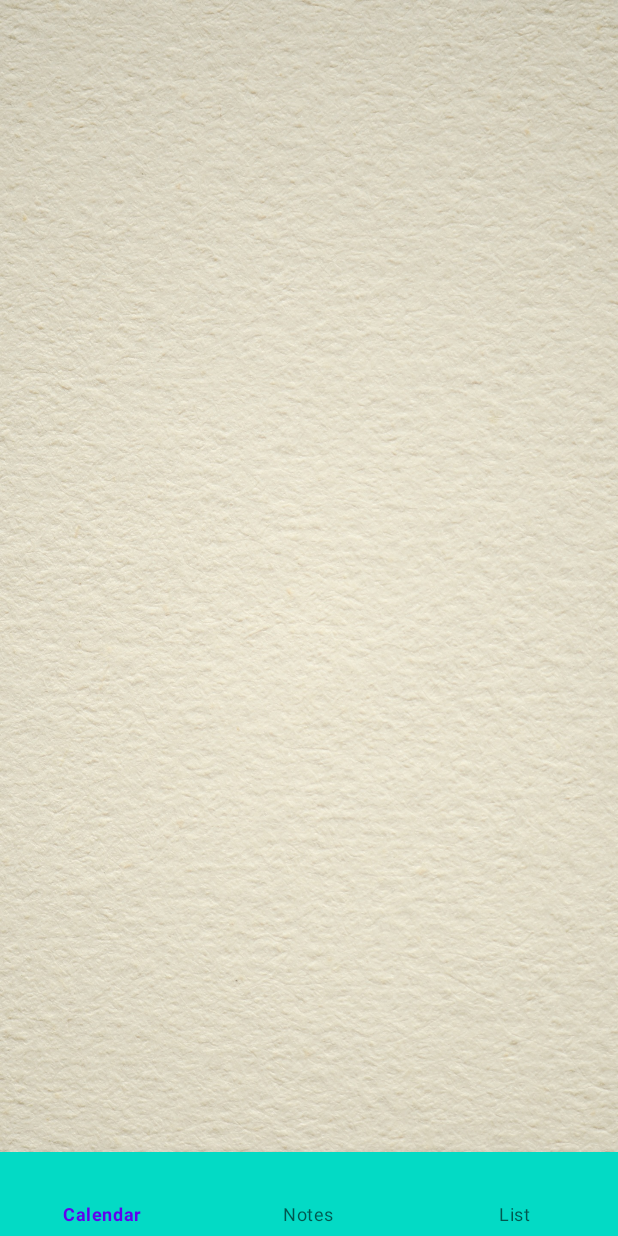
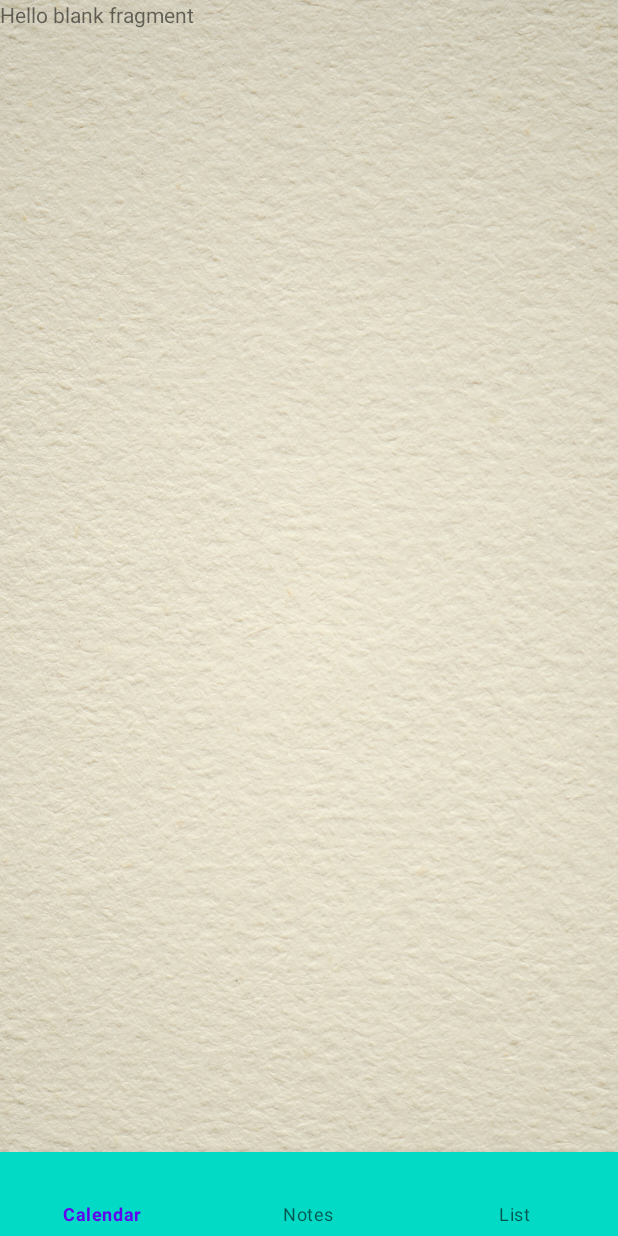
Before and after one commit to Lirika19/Practic, an Android app: the screen it shows after launch (MainActivity), on a phone screen of 412 x 824 dp. Run offline under Robolectric (Android 15) with nearby library versions, the phone set to English and light mode, and no system bars; our stand-ins replace data binding, navigation-ui.

```diff
--- a/app/src/main/java/com/pop/practic/MainActivity.java
+++ b/app/src/main/java/com/pop/practic/MainActivity.java
@@ -1,17 +1,11 @@
 package com.pop.practic;
 
-import androidx.annotation.NonNull;
-import androidx.annotation.Nullable;
 import androidx.appcompat.app.AppCompatActivity;
-import androidx.databinding.DataBindingUtil;
 import androidx.navigation.NavController;
 import androidx.navigation.fragment.NavHostFragment;
 import androidx.navigation.ui.NavigationUI;
 
-import android.content.Context;
 import android.os.Bundle;
-import android.util.AttributeSet;
-import android.view.View;
 
 import com.pop.practic.databinding.ActivityMainBinding;
 
@@ -20,8 +14,8 @@ public class MainActivity extends AppCompatActivity {
     @Override
     protected void onCreate(Bundle savedInstanceState) {
         super.onCreate(savedInstanceState);
-        setContentView(R.layout.activity_main);
-        activityMainBinding = DataBindingUtil.setContentView(this, R.layout.activity_main);
+        activityMainBinding = ActivityMainBinding.inflate(getLayoutInflater());
+        setContentView(activityMainBinding.getRoot());
         NavHostFragment navHostFragment = activityMainBinding.tabsContainer.getFragment();
         NavController navController = navHostFragment.getNavController();
         NavigationUI.setupWithNavController(activityMainBinding.bottomNavigationView, navController);
--- a/app/src/main/res/layout/activity_main.xml
+++ b/app/src/main/res/layout/activity_main.xml
@@ -6,17 +6,17 @@
         android:layout_width="fill_parent"
         android:layout_height="fill_parent"
         android:background="@drawable/backgraund"
-        android:orientation="vertical">
+        android:orientation="vertical"
+        tools:context=".MainActivity">
 
         <androidx.fragment.app.FragmentContainerView
             android:id="@+id/tabsContainer"
-            android:name="androidx.navigation.fragment.NavHostFragment"
+            android:name =  "androidx.navigation.fragment.NavHostFragment"
             android:layout_width="match_parent"
             android:layout_height="match_parent"
             app:layout_constraintBottom_toTopOf="@+id/bottomNavigationView"
-            app:navGraph="@navigation/main_graph"
-            tools:layout_editor_absoluteX="0dp"
-            />
+            app:navGraph="@navigation/main_graph">
+        </androidx.fragment.app.FragmentContainerView>
 
         <com.google.android.material.bottomnavigation.BottomNavigationView
             app:itemIconSize="0dp"
--- a/app/src/main/res/menu/menu.xml
+++ b/app/src/main/res/menu/menu.xml
@@ -3,12 +3,12 @@
     xmlns:android="http://schemas.android.com/apk/res/android">
 
     <item android:title="Calendar"
-        android:id="@id/calendar"
+        android:id="@navigation/calendar"
         android:icon="@drawable/sandclocks"/>
     <item android:title="Notes"
-        android:id="@id/zametki"
+        android:id="@navigation/zametki"
         android:icon="@drawable/sandclocks"/>
     <item android:title="List"
-        android:id="@id/list"
+        android:id="@navigation/list"
         android:icon="@drawable/sandclocks"/>
 </menu>
--- a/app/src/main/res/navigation/calendar.xml
+++ b/app/src/main/res/navigation/calendar.xml
@@ -2,7 +2,8 @@
 <navigation xmlns:android="http://schemas.android.com/apk/res/android"
     xmlns:app="http://schemas.android.com/apk/res-auto"
     xmlns:tools="http://schemas.android.com/tools"
-    android:id="@+id/calendar">
+    android:id="@+id/calendar"
+    app:startDestination="@id/calendarFragment">
     <fragment
         android:id="@+id/calendarFragment"
         tools:layout="@layout/fragment_calendar"
--- a/app/src/main/res/navigation/list.xml
+++ b/app/src/main/res/navigation/list.xml
@@ -2,7 +2,8 @@
 <navigation xmlns:android="http://schemas.android.com/apk/res/android"
     xmlns:app="http://schemas.android.com/apk/res-auto"
     xmlns:tools="http://schemas.android.com/tools"
-    android:id="@+id/list">
+    android:id="@+id/list"
+    app:startDestination="@id/listFragment">
     <fragment
         android:id="@+id/listFragment"
         android:name="com.pop.practic.ListFragment"
--- a/app/src/main/res/navigation/main_graph.xml
+++ b/app/src/main/res/navigation/main_graph.xml
@@ -1,28 +1,10 @@
 <?xml version="1.0" encoding="utf-8"?>
 <navigation xmlns:android="http://schemas.android.com/apk/res/android"
     xmlns:app="http://schemas.android.com/apk/res-auto"
-    xmlns:tools="http://schemas.android.com/tools"
     android:id="@+id/main_graph"
-    app:startDestination="@id/calendarFragment">
+    app:startDestination="@id/calendar">
 
-    <fragment
-        android:id="@+id/calendarFragment"
-        android:name="com.pop.practic.CalendarFragment"
-        android:label="fragment_calendar"
-        tools:layout="@layout/fragment_calendar" />
-    <fragment
-        android:id="@+id/zametkiFragment"
-        android:name="com.pop.practic.ZametkiFragment"
-        android:label="fragment_zametki"
-        tools:layout="@layout/fragment_zametki" />
-    <fragment
-        android:id="@+id/listFragment"
-        android:name="com.pop.practic.ListFragment"
-        android:label="fragment_list"
-        tools:layout="@layout/fragment_list" />
-    <fragment
-        android:id="@+id/settingsFragment"
-        android:name="com.pop.practic.SettingsFragment"
-        android:label="fragment_settings"
-        tools:layout="@layout/fragment_settings" />
+    <include app:graph = "@navigation/calendar"/>
+    <include app:graph = "@navigation/list"/>
+    <include app:graph = "@navigation/zametki"/>
 </navigation>
--- a/app/src/main/res/navigation/zametki.xml
+++ b/app/src/main/res/navigation/zametki.xml
@@ -2,7 +2,8 @@
 <navigation xmlns:android="http://schemas.android.com/apk/res/android"
     xmlns:app="http://schemas.android.com/apk/res-auto"
     xmlns:tools="http://schemas.android.com/tools"
-    android:id="@+id/zametki">
+    android:id="@+id/zametki"
+    app:startDestination="@id/zametkiFragment">
     <fragment
         android:id="@+id/zametkiFragment"
         android:name="com.pop.practic.ZametkiFragment"
```
